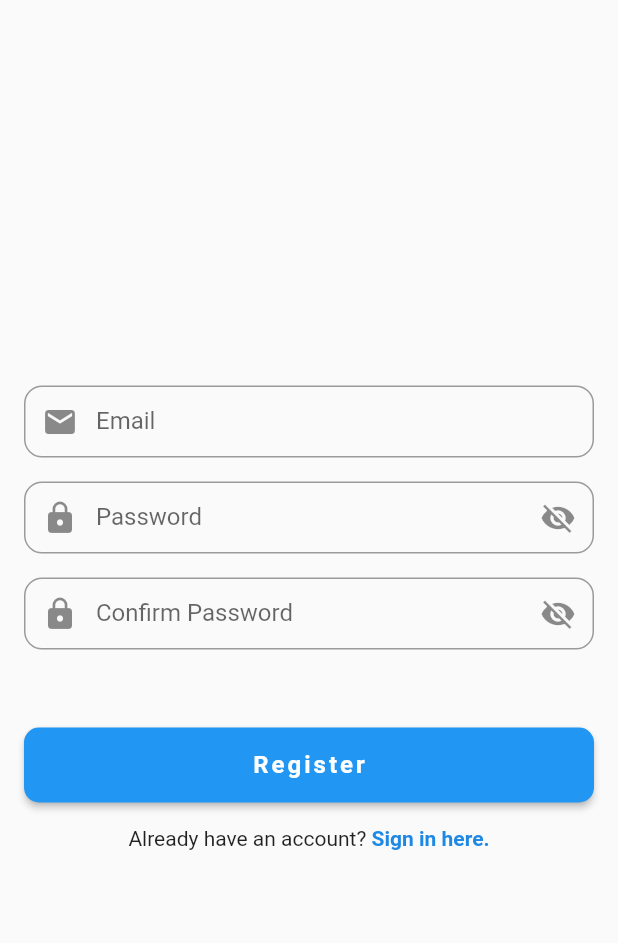
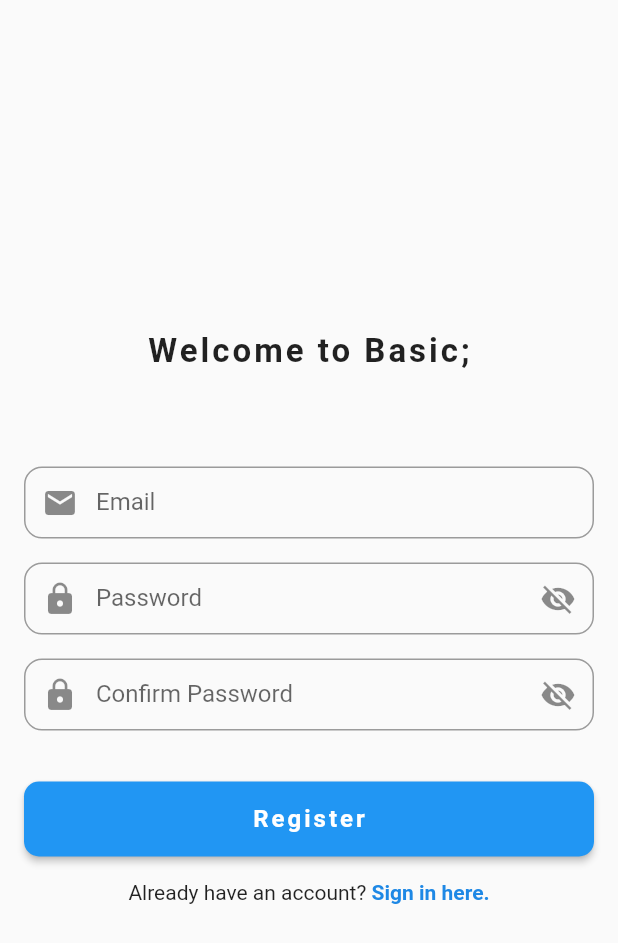
Before and after one commit to sagexfors/basicprog, a Flutter app: the RegisterPage screen opened directly with empty values, on a phone screen of 412 x 824 dp. Shown: the top 943 px of the screen. Run offline on Flutter 3.47's test engine with Material 2 defaults, Android fonts, the phone set to English and light mode, and no system bars; our stand-ins replace firebase_auth, firebase_core; accounts and stored records are empty; generated files the repository leaves out were written again; network calls fail.

Commit message:
Add Welcoem text to register

```diff
--- a/lib/Pages/register_page.dart
+++ b/lib/Pages/register_page.dart
@@ -87,6 +87,17 @@ class _RegisterFormState extends State<RegisterForm> {
       child: Column(
         mainAxisAlignment: MainAxisAlignment.center,
         children: [
+          const Text(
+            'Welcome to Basic;',
+            style: TextStyle(
+              fontSize: 22,
+              fontWeight: FontWeight.bold,
+              letterSpacing: 2,
+            ),
+          ),
+          const SizedBox(
+            height: 64,
+          ),
           EmailTextFormField(emailController: _emailController),
           const SizedBox(height: 16.0),
           PasswordTextField(
@@ -98,13 +109,15 @@ class _RegisterFormState extends State<RegisterForm> {
             passwordController: _confirmPasswordController,
             labelText: 'Confirm Password',
           ),
-          const SizedBox(height: 24.0),
+          const SizedBox(
+            height: 12,
+          ),
           if (_errorText != null)
             Text(
               _errorText!,
               style: const TextStyle(color: Colors.red),
             ),
-          const SizedBox(height: 12.0),
+          const SizedBox(height: 6.0),
           AuthButton(
             onPressed: _register,
             name: 'Register',
@@ -112,7 +125,9 @@ class _RegisterFormState extends State<RegisterForm> {
           Row(
             mainAxisAlignment: MainAxisAlignment.center,
             children: [
-              const Text("Already have an account? "),
+              const Text(
+                "Already have an account? ",
+              ),
               GestureDetector(
                 onTap: widget.showLoginPage,
                 child: Text(
```
